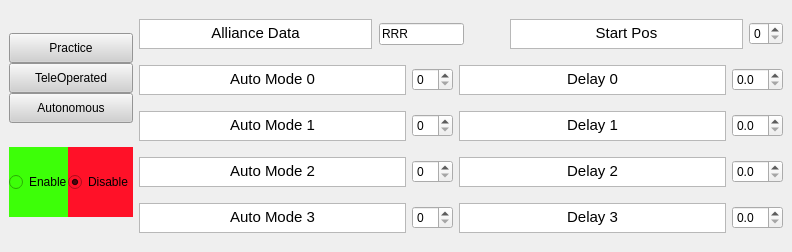
Qt form zebROS_ws/src/rqt_driver_station_sim/resource/driverStationSim.ui (FRC900/2018RobotCode) before a commit.
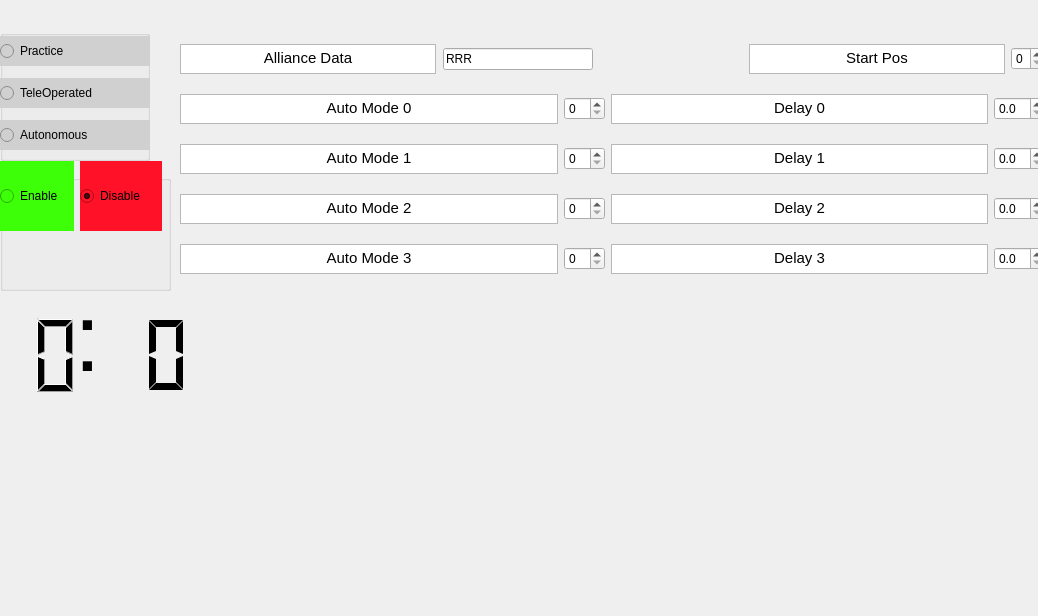
The same form after that commit.

Commit message: added many things to driver station sim and fixed some var resets in auto client

Patch:
```diff
--- a/zebROS_ws/src/rqt_driver_station_sim/resource/driverStationSim.ui
+++ b/zebROS_ws/src/rqt_driver_station_sim/resource/driverStationSim.ui
@@ -1,19 +1,27 @@
 <?xml version="1.0" encoding="UTF-8"?>
 <ui version="4.0">
  <class>MainWindow</class>
- <widget class="QMainWindow" name="MainWindow">
+ <widget class="QWidget" name="MainWindow">
   <property name="geometry">
    <rect>
     <x>0</x>
     <y>0</y>
-    <width>792</width>
-    <height>252</height>
+    <width>1038</width>
+    <height>616</height>
    </rect>
   </property>
   <property name="windowTitle">
    <string>MainWindow</string>
   </property>
   <widget class="QWidget" name="centralwidget">
+   <property name="geometry">
+    <rect>
+     <x>0</x>
+     <y>30</y>
+     <width>171</width>
+     <height>261</height>
+    </rect>
+   </property>
    <layout class="QHBoxLayout" name="horizontalLayout_10">
     <item>
      <layout class="QHBoxLayout" name="horizontalLayout">
@@ -28,68 +36,25 @@
         <item>
          <layout class="QVBoxLayout" name="verticalLayout_2">
           <item>
-           <widget class="QPushButton" name="practice_button">
-            <property name="minimumSize">
-             <size>
-              <width>0</width>
-              <height>30</height>
-             </size>
-            </property>
+           <widget class="QGroupBox" name="groupBox">
             <property name="maximumSize">
              <size>
-              <width>16777215</width>
+              <width>150</width>
               <height>16777215</height>
              </size>
             </property>
-            <property name="focusPolicy">
-             <enum>Qt::NoFocus</enum>
+            <property name="title">
+             <string/>
             </property>
-            <property name="styleSheet">
-             <string notr="true">background-color: rgba(208, 208, 208, 255);
-selection-background-color: rgba(255, 255, 255, 0);
-selection-color: rgba(255, 255, 255, 0);</string>
-            </property>
-            <property name="text">
-             <string>Practice</string>
-            </property>
-            <property name="checkable">
-             <bool>true</bool>
-            </property>
-           </widget>
-          </item>
-          <item>
-           <widget class="QPushButton" name="teleop_button">
-            <property name="minimumSize">
-             <size>
-              <width>0</width>
+            <widget class="QRadioButton" name="auto_mode">
+             <property name="geometry">
+              <rect>
+               <x>0</x>
+               <y>90</y>
+               <width>161</width>
               <height>30</height>
-             </size>
-            </property>
-            <property name="maximumSize">
-             <size>
-              <width>16777215</width>
-              <height>16777215</height>
-             </size>
-            </property>
-            <property name="focusPolicy">
-             <enum>Qt::NoFocus</enum>
-            </property>
-            <property name="styleSheet">
-             <string notr="true">background-color: rgba(208, 208, 208, 255);
-selection-background-color: rgba(255, 255, 255, 0);
-selection-color: rgba(255, 255, 255, 0);
-</string>
-            </property>
-            <property name="text">
-             <string>TeleOperated</string>
-            </property>
-            <property name="checkable">
-             <bool>true</bool>
-            </property>
-           </widget>
-          </item>
-          <item>
-           <widget class="QPushButton" name="auto_mode">
+              </rect>
+             </property>
             <property name="minimumSize">
              <size>
               <width>0</width>
@@ -117,13 +82,157 @@
              <bool>true</bool>
             </property>
            </widget>
+            <widget class="QRadioButton" name="teleop_button">
+             <property name="geometry">
+              <rect>
+               <x>0</x>
+               <y>48</y>
+               <width>162</width>
+               <height>30</height>
+              </rect>
+             </property>
+             <property name="minimumSize">
+              <size>
+               <width>0</width>
+               <height>30</height>
+              </size>
+             </property>
+             <property name="maximumSize">
+              <size>
+               <width>16777215</width>
+               <height>16777215</height>
+              </size>
+             </property>
+             <property name="focusPolicy">
+              <enum>Qt::NoFocus</enum>
+             </property>
+             <property name="styleSheet">
+              <string notr="true">background-color: rgba(208, 208, 208, 255);
+selection-background-color: rgba(255, 255, 255, 0);
+selection-color: rgba(255, 255, 255, 0);
+</string>
+             </property>
+             <property name="text">
+              <string>TeleOperated</string>
+             </property>
+             <property name="checkable">
+              <bool>true</bool>
+             </property>
+            </widget>
+            <widget class="QRadioButton" name="practice_button">
+             <property name="geometry">
+              <rect>
+               <x>0</x>
+               <y>6</y>
+               <width>162</width>
+               <height>30</height>
+              </rect>
+             </property>
+             <property name="minimumSize">
+              <size>
+               <width>0</width>
+               <height>30</height>
+              </size>
+             </property>
+             <property name="maximumSize">
+              <size>
+               <width>16777215</width>
+               <height>16777215</height>
+              </size>
+             </property>
+             <property name="focusPolicy">
+              <enum>Qt::NoFocus</enum>
+             </property>
+             <property name="styleSheet">
+              <string notr="true">background-color: rgba(208, 208, 208, 255);
+selection-background-color: rgba(255, 255, 255, 0);
+selection-color: rgba(255, 255, 255, 0);</string>
+             </property>
+             <property name="text">
+              <string>Practice</string>
+             </property>
+             <property name="checkable">
+              <bool>true</bool>
+             </property>
+            </widget>
+            <zorder>auto_mode</zorder>
+            <zorder>teleop_button</zorder>
+            <zorder>practice_button</zorder>
+            <zorder>auto_mode</zorder>
+            <zorder>teleop_button</zorder>
+            <zorder>practice_button</zorder>
+           </widget>
           </item>
          </layout>
         </item>
         <item>
-         <layout class="QHBoxLayout" name="horizontalLayout_2" stretch="0,0">
+         <layout class="QHBoxLayout" name="horizontalLayout_2" stretch="0">
           <item>
-           <widget class="QRadioButton" name="enable_button">
+           <widget class="QGroupBox" name="groupBox_2">
+            <property name="title">
+             <string>GroupBox</string>
+            </property>
+            <widget class="QRadioButton" name="disable_button_2">
+             <property name="geometry">
+              <rect>
+               <x>80</x>
+               <y>0</y>
+               <width>82</width>
+               <height>70</height>
+              </rect>
+             </property>
+             <property name="minimumSize">
+              <size>
+               <width>0</width>
+               <height>70</height>
+              </size>
+             </property>
+             <property name="sizeIncrement">
+              <size>
+               <width>0</width>
+               <height>1</height>
+              </size>
+             </property>
+             <property name="focusPolicy">
+              <enum>Qt::NoFocus</enum>
+             </property>
+             <property name="contextMenuPolicy">
+              <enum>Qt::NoContextMenu</enum>
+             </property>
+             <property name="acceptDrops">
+              <bool>true</bool>
+             </property>
+             <property name="styleSheet">
+              <string notr="true">background-color: rgb(255, 17, 40);
+selection-background-color: rgba(255, 255, 255, 0);
+selection-color: rgba(255, 255, 255, 0);
+</string>
+             </property>
+             <property name="text">
+              <string>Disable</string>
+             </property>
+             <property name="iconSize">
+              <size>
+               <width>60</width>
+               <height>60</height>
+              </size>
+             </property>
+             <property name="checkable">
+              <bool>true</bool>
+             </property>
+             <property name="checked">
+              <bool>true</bool>
+             </property>
+            </widget>
+            <widget class="QRadioButton" name="enable_button_2">
+             <property name="geometry">
+              <rect>
+               <x>0</x>
+               <y>0</y>
+               <width>74</width>
+               <height>70</height>
+              </rect>
+             </property>
             <property name="minimumSize">
              <size>
               <width>0</width>
@@ -166,51 +275,9 @@
              <bool>true</bool>
             </property>
            </widget>
-          </item>
-          <item>
-           <widget class="QRadioButton" name="disable_button">
-            <property name="minimumSize">
-             <size>
-              <width>0</width>
-              <height>70</height>
-             </size>
-            </property>
-            <property name="sizeIncrement">
-             <size>
-              <width>0</width>
-              <height>1</height>
-             </size>
-            </property>
-            <property name="focusPolicy">
-             <enum>Qt::NoFocus</enum>
-            </property>
-            <property name="contextMenuPolicy">
-             <enum>Qt::NoContextMenu</enum>
-            </property>
-            <property name="acceptDrops">
-             <bool>true</bool>
-            </property>
-            <property name="styleSheet">
-             <string notr="true">background-color: rgb(255, 17, 40);
-selection-background-color: rgba(255, 255, 255, 0);
-selection-color: rgba(255, 255, 255, 0);
-</string>
-            </property>
-            <property name="text">
-             <string>Disable</string>
-            </property>
-            <property name="iconSize">
-             <size>
-              <width>60</width>
-              <height>60</height>
-             </size>
-            </property>
-            <property name="checkable">
-             <bool>true</bool>
-            </property>
-            <property name="checked">
-             <bool>true</bool>
-            </property>
+            <zorder>disable_button_2</zorder>
+            <zorder>enable_button_2</zorder>
+            <zorder></zorder>
            </widget>
           </item>
          </layout>
@@ -219,7 +286,17 @@
       </item>
      </layout>
     </item>
-    <item>
+   </layout>
+  </widget>
+  <widget class="QWidget" name="">
+   <property name="geometry">
+    <rect>
+     <x>180</x>
+     <y>30</y>
+     <width>865</width>
+     <height>259</height>
+    </rect>
+   </property>
      <layout class="QVBoxLayout" name="verticalLayout_3">
       <item>
        <layout class="QHBoxLayout" name="horizontalLayout_4">
@@ -341,6 +418,9 @@
           <property name="maximum">
            <number>12</number>
           </property>
+        <property name="value">
+         <number>0</number>
+        </property>
          </widget>
         </item>
         <item>
@@ -556,8 +636,83 @@
        </layout>
       </item>
      </layout>
-    </item>
-   </layout>
+  </widget>
+  <widget class="QFrame" name="frame">
+   <property name="geometry">
+    <rect>
+     <x>0</x>
+     <y>290</y>
+     <width>211</width>
+     <height>121</height>
+    </rect>
+   </property>
+   <property name="frameShape">
+    <enum>QFrame::NoFrame</enum>
+   </property>
+   <property name="frameShadow">
+    <enum>QFrame::Raised</enum>
+   </property>
+   <widget class="QLCDNumber" name="minutes">
+    <property name="geometry">
+     <rect>
+      <x>30</x>
+      <y>20</y>
+      <width>51</width>
+      <height>91</height>
+     </rect>
+    </property>
+    <property name="frameShape">
+     <enum>QFrame::NoFrame</enum>
+    </property>
+    <property name="digitCount">
+     <number>1</number>
+    </property>
+   </widget>
+   <widget class="QTextBrowser" name="textBrowser_11">
+    <property name="geometry">
+     <rect>
+      <x>70</x>
+      <y>-10</y>
+      <width>41</width>
+      <height>131</height>
+     </rect>
+    </property>
+    <property name="styleSheet">
+     <string notr="true">background-color: rgba(255, 255, 255, 0);</string>
+    </property>
+    <property name="frameShape">
+     <enum>QFrame::NoFrame</enum>
+    </property>
+    <property name="html">
+     <string>&lt;!DOCTYPE HTML PUBLIC &quot;-//W3C//DTD HTML 4.0//EN&quot; &quot;http://www.w3.org/TR/REC-html40/strict.dtd&quot;&gt;
+&lt;html&gt;&lt;head&gt;&lt;meta name=&quot;qrichtext&quot; content=&quot;1&quot; /&gt;&lt;style type=&quot;text/css&quot;&gt;
+p, li { white-space: pre-wrap; }
+&lt;/style&gt;&lt;/head&gt;&lt;body style=&quot; font-family:'Ubuntu'; font-size:11pt; font-weight:400; font-style:normal;&quot;&gt;
+&lt;p style=&quot; margin-top:0px; margin-bottom:0px; margin-left:0px; margin-right:0px; -qt-block-indent:0; text-indent:0px;&quot;&gt;&lt;span style=&quot; font-size:72pt;&quot;&gt;:&lt;/span&gt;&lt;/p&gt;&lt;/body&gt;&lt;/html&gt;</string>
+    </property>
+   </widget>
+   <widget class="QLCDNumber" name="seconds">
+    <property name="geometry">
+     <rect>
+      <x>100</x>
+      <y>20</y>
+      <width>91</width>
+      <height>91</height>
+     </rect>
+    </property>
+    <property name="frameShape">
+     <enum>QFrame::NoFrame</enum>
+    </property>
+    <property name="numDigits">
+     <number>2</number>
+    </property>
+    <property name="digitCount">
+     <number>2</number>
+    </property>
+    <property name="segmentStyle">
+     <enum>QLCDNumber::Flat</enum>
+    </property>
+   </widget>
   </widget>
  </widget>
  <resources/>
```
Lines whose indentation alone changed are shown as unchanged. The commit also changes 3 other files.
